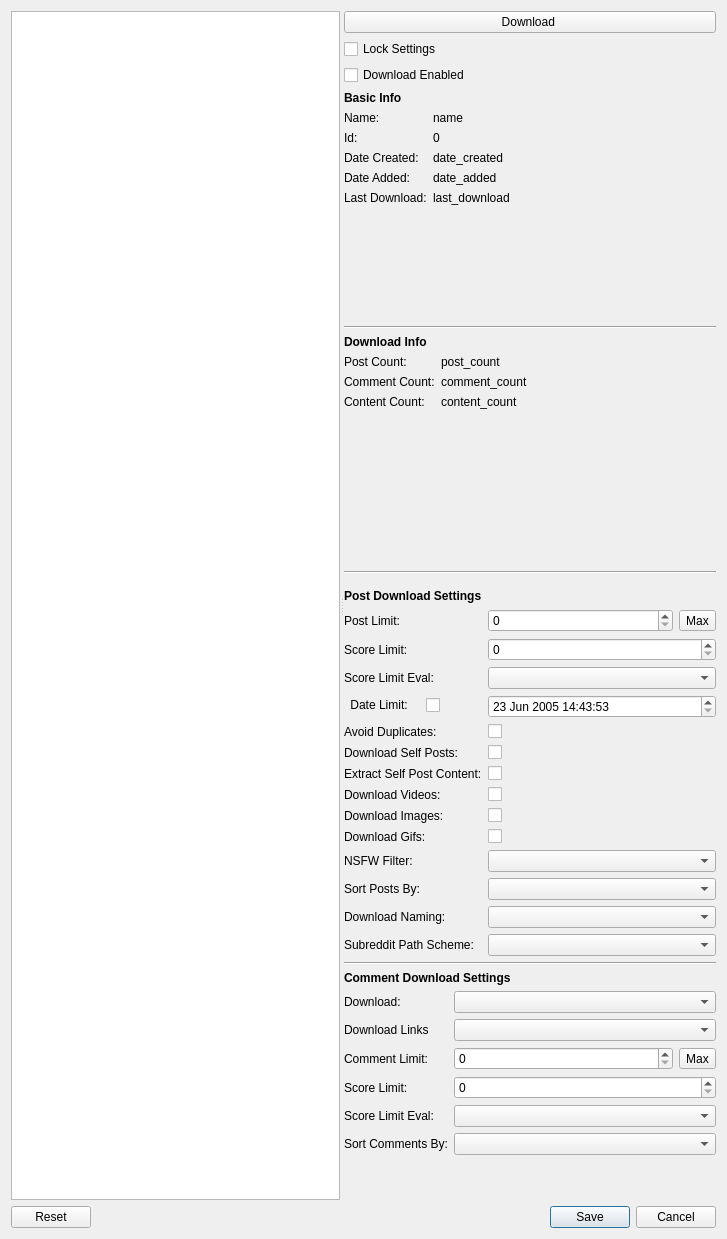
MalloyDelacroix/DownloaderForReddit, file DownloaderForReddit/GUI_Resources/RedditObjectSettingsDialog.ui: the form before one commit.
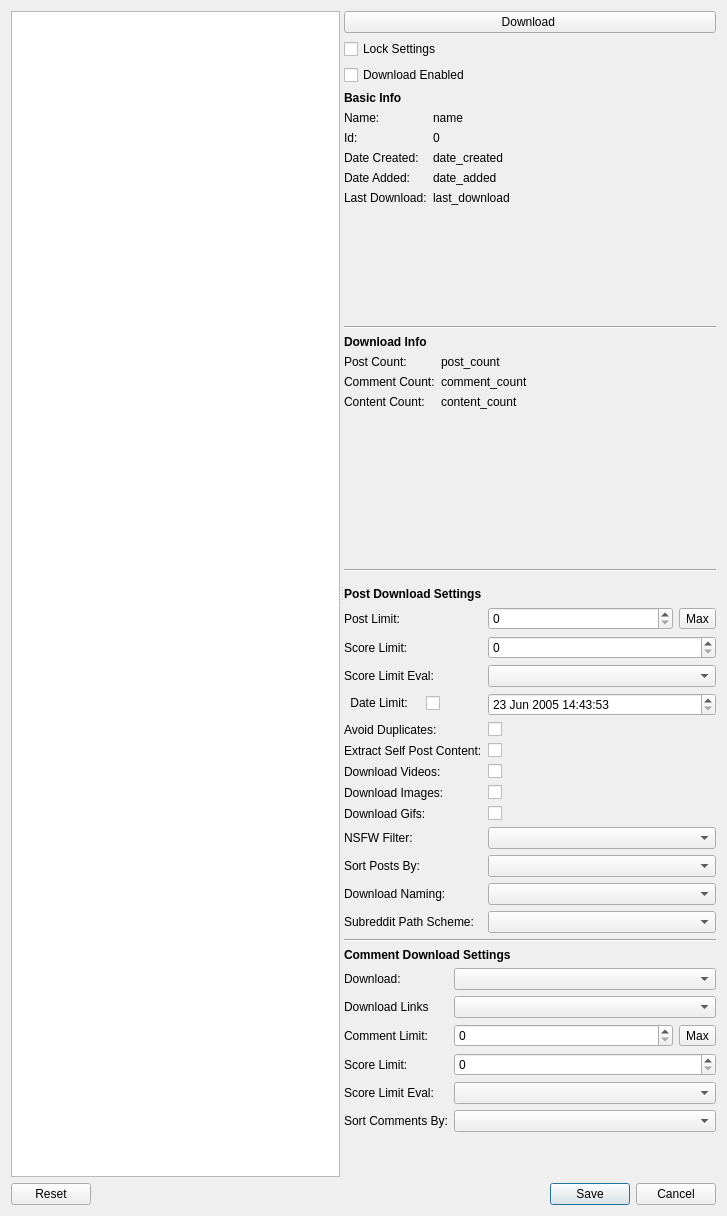
The form after the commit.

Commit message: Finish integrating self post link extraction

```diff
--- a/DownloaderForReddit/GUI_Resources/RedditObjectSettingsDialog.ui
+++ b/DownloaderForReddit/GUI_Resources/RedditObjectSettingsDialog.ui
@@ -7,7 +7,7 @@
     <x>0</x>
     <y>0</y>
     <width>727</width>
-    <height>1239</height>
+    <height>1216</height>
    </rect>
   </property>
   <property name="windowTitle">
@@ -337,116 +337,102 @@
              </property>
             </widget>
            </item>
-           <item row="10" column="0">
+           <item row="8" column="0">
+            <widget class="QLabel" name="label_30">
+             <property name="text">
+              <string>Extract Self Post Content:</string>
+             </property>
+            </widget>
+           </item>
+           <item row="8" column="1">
+            <widget class="QCheckBox" name="extract_self_post_content_checkbox">
+             <property name="text">
+              <string/>
+             </property>
+            </widget>
+           </item>
+           <item row="9" column="0">
             <widget class="QLabel" name="label_13">
              <property name="text">
               <string>Download Videos:</string>
              </property>
             </widget>
            </item>
-           <item row="10" column="1">
+           <item row="9" column="1">
             <widget class="QCheckBox" name="download_videos_checkbox">
              <property name="text">
               <string/>
              </property>
             </widget>
            </item>
-           <item row="11" column="0">
+           <item row="10" column="0">
             <widget class="QLabel" name="label_14">
              <property name="text">
               <string>Download Images:</string>
              </property>
             </widget>
            </item>
-           <item row="11" column="1">
+           <item row="10" column="1">
             <widget class="QCheckBox" name="download_images_checkbox">
              <property name="text">
               <string/>
              </property>
             </widget>
            </item>
-           <item row="12" column="0">
+           <item row="11" column="0">
             <widget class="QLabel" name="label_29">
              <property name="text">
               <string>Download Gifs:</string>
              </property>
             </widget>
            </item>
-           <item row="12" column="1">
+           <item row="11" column="1">
             <widget class="QCheckBox" name="download_gifs_checkbox">
              <property name="text">
               <string/>
              </property>
             </widget>
            </item>
-           <item row="13" column="0">
+           <item row="12" column="0">
             <widget class="QLabel" name="label_28">
              <property name="text">
               <string>NSFW Filter:</string>
              </property>
             </widget>
            </item>
-           <item row="13" column="1">
+           <item row="12" column="1">
             <widget class="QComboBox" name="nsfw_filter_combo"/>
            </item>
-           <item row="14" column="0">
+           <item row="13" column="0">
             <widget class="QLabel" name="label_16">
              <property name="text">
               <string>Sort Posts By:</string>
              </property>
             </widget>
            </item>
-           <item row="14" column="1">
+           <item row="13" column="1">
             <widget class="QComboBox" name="post_sort_combo"/>
            </item>
-           <item row="15" column="0">
+           <item row="14" column="0">
             <widget class="QLabel" name="label_17">
              <property name="text">
               <string>Download Naming:</string>
              </property>
             </widget>
            </item>
-           <item row="15" column="1">
+           <item row="14" column="1">
             <widget class="QComboBox" name="download_naming_combo"/>
            </item>
-           <item row="16" column="0">
+           <item row="15" column="0">
             <widget class="QLabel" name="subreddit_save_structure_label">
              <property name="text">
               <string>Subreddit Path Scheme:</string>
              </property>
             </widget>
            </item>
-           <item row="16" column="1">
+           <item row="15" column="1">
             <widget class="QComboBox" name="subreddit_save_structure_combo"/>
            </item>
-           <item row="8" column="0">
-            <widget class="QLabel" name="label_15">
-             <property name="text">
-              <string>Download Self Posts:</string>
-             </property>
-            </widget>
-           </item>
-           <item row="9" column="0">
-            <widget class="QLabel" name="label_30">
-             <property name="text">
-              <string>Extract Self Post Content:</string>
-             </property>
-            </widget>
-           </item>
-           <item row="8" column="1">
-            <widget class="QCheckBox" name="download_self_posts_checkbox">
-             <property name="text">
-              <string/>
-             </property>
-            </widget>
-           </item>
-           <item row="9" column="1">
-            <widget class="QCheckBox" name="extract_self_post_content_checkbox">
-             <property name="text">
-              <string/>
-             </property>
-            </widget>
-           </item>
           </layout>
          </item>
          <item>
```
The commit also changes 7 other files.
